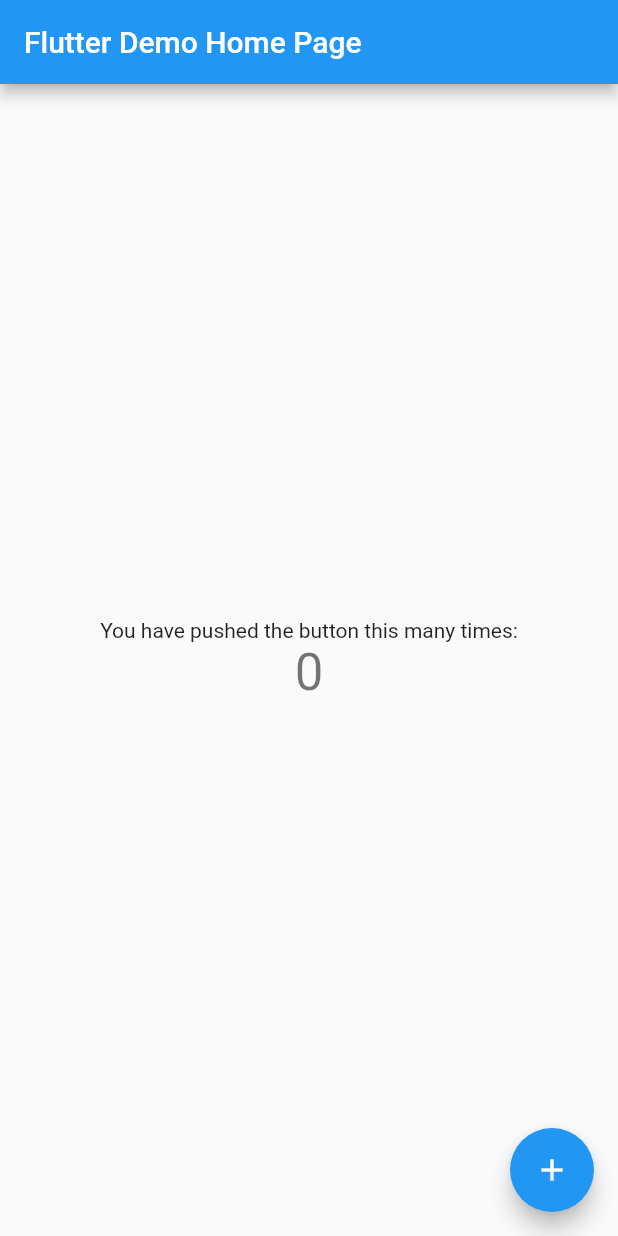
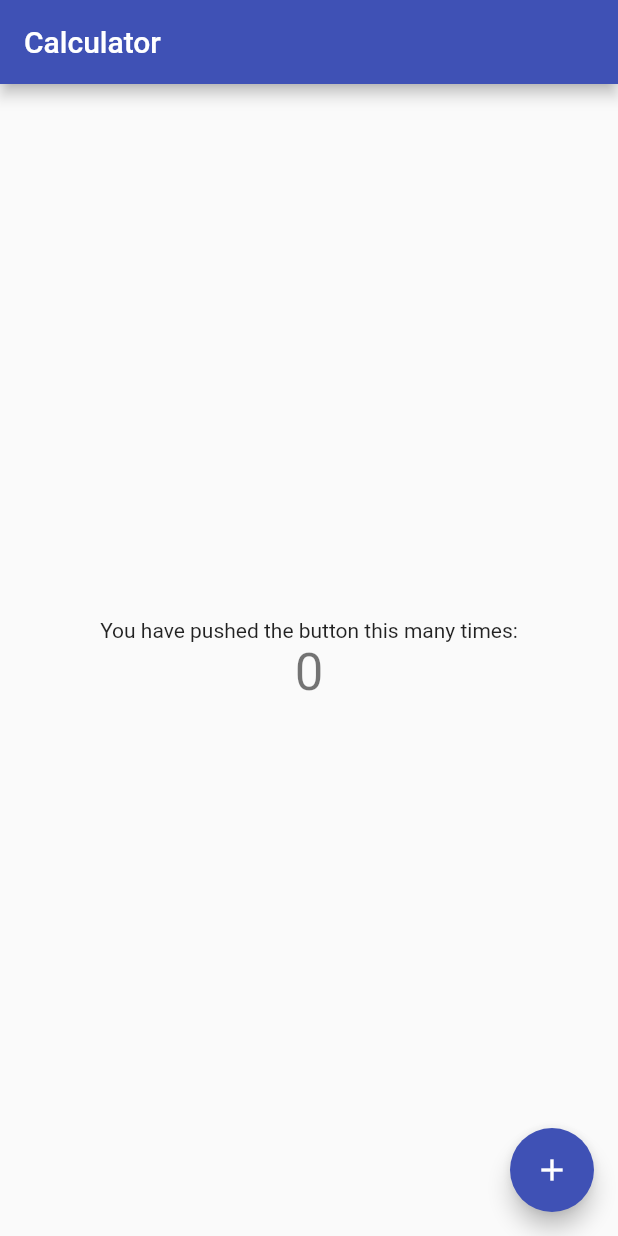
Before and after one commit to DaffiD1/flutter-daffi-amril-husni1, a Flutter app: the screen it shows after launch, on a phone screen of 412 x 824 dp. Run offline on Flutter 3.47's test engine with Material 2 defaults, Android fonts, the phone set to English and light mode, and no system bars.

Commit message:
mini project 1

```diff
--- a/lib/main.dart
+++ b/lib/main.dart
@@ -22,9 +22,9 @@ class MyApp extends StatelessWidget {
         // or simply save your changes to "hot reload" in a Flutter IDE).
         // Notice that the counter didn't reset back to zero; the application
         // is not restarted.
-        primarySwatch: Colors.blue,
+        primarySwatch: Colors.indigo,
       ),
-      home: const MyHomePage(title: 'Flutter Demo Home Page'),
+      home: const MyHomePage(title: 'Calculator'),
     );
   }
 }
```
Also changed, not shown: 10 other files.
